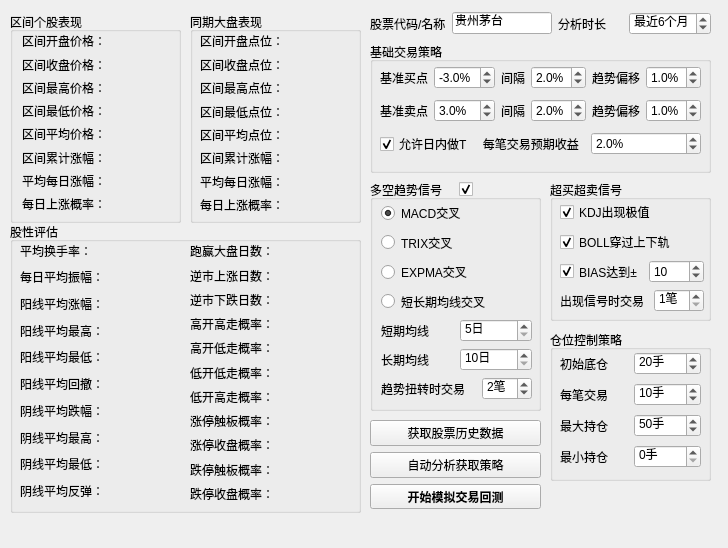
Before: the Qt Designer form QtDesign/StockAnalyzer.ui in victor647/QuantumStockTrade, drawn with Qt 5.
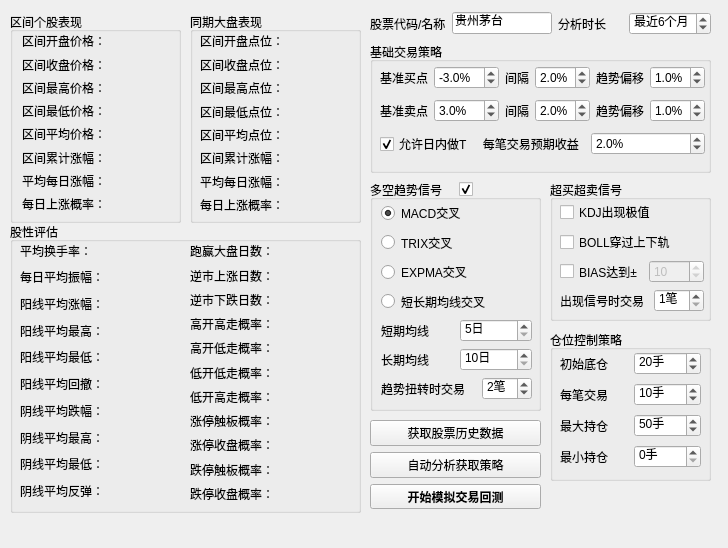
After: the same form once the commit is applied.

```diff
--- a/QtDesign/StockAnalyzer.ui
+++ b/QtDesign/StockAnalyzer.ui
@@ -404,7 +404,7 @@
       <rect>
        <x>10</x>
        <y>20</y>
-       <width>321</width>
+       <width>325</width>
        <height>101</height>
       </rect>
      </property>
@@ -1419,7 +1419,7 @@
          <string>KDJ出现极值</string>
         </property>
         <property name="checked">
-         <bool>true</bool>
+         <bool>false</bool>
         </property>
        </widget>
       </item>
@@ -1429,7 +1429,7 @@
          <string>BOLL穿过上下轨</string>
         </property>
         <property name="checked">
-         <bool>true</bool>
+         <bool>false</bool>
         </property>
        </widget>
       </item>
@@ -1441,12 +1441,15 @@
            <string>BIAS达到±</string>
           </property>
           <property name="checked">
-           <bool>true</bool>
+           <bool>false</bool>
           </property>
          </widget>
         </item>
         <item>
          <widget class="QSpinBox" name="spbBiasThreshold">
+          <property name="enabled">
+           <bool>false</bool>
+          </property>
           <property name="minimum">
            <number>5</number>
           </property>
```
Left out of the diff: 2 changed lines with no effect on the pictures.
